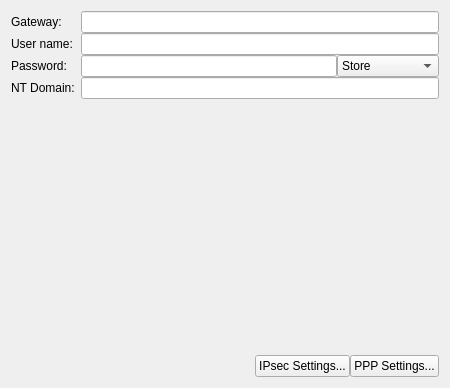
Before: the Qt Designer form vpn/l2tp/l2tp.ui in KDE/plasma-nm, drawn with Qt 5.
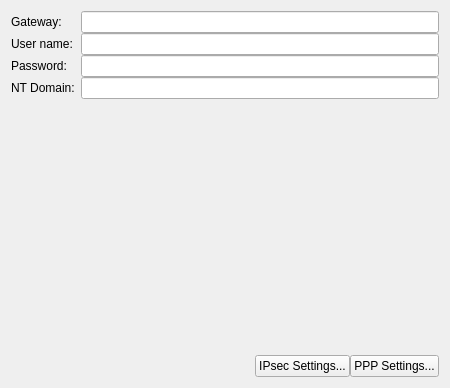
After: the same form once the commit is applied. Custom widgets are drawn as their Qt base class.

Commit message:
Add option to select password storage to all password fields
TODO: Make this option accessible using keyboard

BUG:340707
REVIEW:125723

The edit to the form file:
```diff
--- a/vpn/l2tp/l2tp.ui
+++ b/vpn/l2tp/l2tp.ui
@@ -56,7 +56,7 @@
     </widget>
    </item>
    <item row="2" column="1">
-    <layout class="QHBoxLayout" name="horizontalLayout" stretch="3,1">
+    <layout class="QHBoxLayout" name="horizontalLayout" stretch="3">
      <item>
       <widget class="PasswordField" name="password">
        <property name="toolTip">
@@ -67,25 +67,6 @@
        </property>
       </widget>
      </item>
-     <item>
-      <widget class="QComboBox" name="cboUserPasswordType">
-       <item>
-        <property name="text">
-         <string>Store</string>
-        </property>
-       </item>
-       <item>
-        <property name="text">
-         <string>Always Ask</string>
-        </property>
-       </item>
-       <item>
-        <property name="text">
-         <string>Not Required</string>
-        </property>
-       </item>
-      </widget>
-     </item>
     </layout>
    </item>
    <item row="3" column="0">
```
Left out of the diff: 1 changed line with no effect on the pictures. The commit also changes 89 other files.
